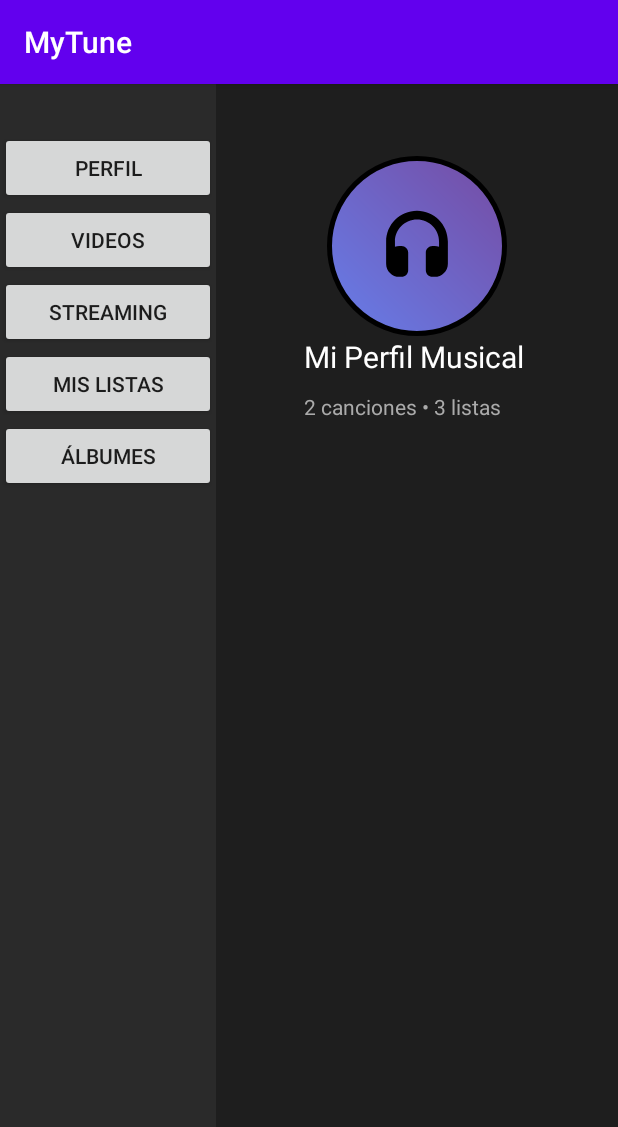
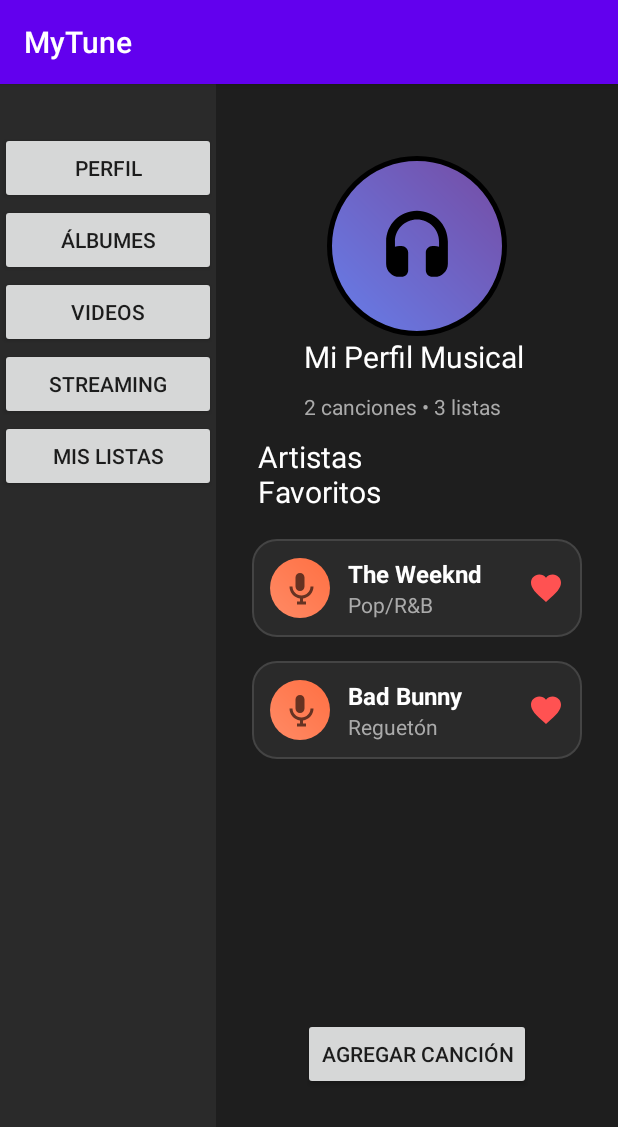
Before and after one commit to Francy395/MyTune_Entrega, an Android app built with Jetpack Compose: the screen it shows after launch (MainActivity), on a phone screen of 412 x 824 dp. Shown: the top 1127 px of the screen. Run offline under Robolectric (Android 15) with nearby library versions, the phone set to English and light mode, and no system bars.

Commit message:
Metodos del perfil de usuario y configuracion de las vistas

```diff
--- a/app/build.gradle.kts
+++ b/app/build.gradle.kts
@@ -2,6 +2,7 @@ plugins {
     alias(libs.plugins.android.application)
     alias(libs.plugins.kotlin.android)
     alias(libs.plugins.kotlin.compose)
+    id("kotlin-kapt")
 }
 
 android {
@@ -40,6 +41,7 @@ android {
 }
 
 dependencies {
+    val room_version = "2.6.1"
 
     implementation(libs.androidx.core.ktx)
     implementation(libs.androidx.lifecycle.runtime.ktx)
@@ -58,4 +60,7 @@ dependencies {
     debugImplementation(libs.androidx.compose.ui.test.manifest)
     implementation("androidx.appcompat:appcompat:1.6.1")
     implementation("androidx.fragment:fragment-ktx:1.6.2")
+    implementation("androidx.room:room-runtime:$room_version")
+    kapt("androidx.room:room-compiler:$room_version")
+    implementation("androidx.room:room-ktx:$room_version")
 }
--- a/app/src/main/AndroidManifest.xml
+++ b/app/src/main/AndroidManifest.xml
@@ -21,7 +21,6 @@
 
                 <category android:name="android.intent.category.LAUNCHER" />
             </intent-filter>
-        </activity>
-    </application>
+        </activity>    </application>
 
 </manifest>
--- a/app/src/main/java/com/example/mytune/PerfilFragment.kt
+++ b/app/src/main/java/com/example/mytune/PerfilFragment.kt
@@ -4,13 +4,79 @@ import android.os.Bundle
 import android.view.LayoutInflater
 import android.view.View
 import android.view.ViewGroup
+import android.widget.Button
+import android.widget.ImageView
+import android.widget.LinearLayout
+import android.widget.TextView
+import androidx.appcompat.app.AlertDialog
 import androidx.fragment.app.Fragment
+import com.example.mytune.model.Artista
 
 class PerfilFragment : Fragment() {
+
     override fun onCreateView(
         inflater: LayoutInflater, container: ViewGroup?,
         savedInstanceState: Bundle?
     ): View? {
-        return inflater.inflate(R.layout.fragment_perfil, container, false)
+        val view = inflater.inflate(R.layout.fragment_perfil, container, false)
+        val containerArtistas = view.findViewById<LinearLayout>(R.id.containerArtistas)
+        val btnAgregarArtista = view.findViewById<Button>(R.id.btnAgregarArtista)
+
+        // Mostrar Artistas Favoritos
+        for (cancion in ArtitasData.listaArtista) {
+            if (cancion.esfavorito) {
+                mostrarArtista(inflater, containerArtistas, cancion)
+            }
+        }
+
+        // Configurar botón para agregar artista
+        btnAgregarArtista.setOnClickListener {
+            mostrarDialogoAgregarCancion(inflater, containerArtistas)
+        }
+
+        return view
+    }
+
+    private fun mostrarArtista(inflater: LayoutInflater, container: LinearLayout, artista: Artista) {
+        val itemView = inflater.inflate(R.layout.item_song, container, false)
+        val txtNombre = itemView.findViewById<TextView>(R.id.songTitle)
+        val txtGenero = itemView.findViewById<TextView>(R.id.songArtist)
+        val btnFavorite = itemView.findViewById<ImageView>(R.id.btnFavorite)
+        txtNombre.text = artista.nombre
+        txtGenero.text = artista.genero
+        var isFavorite = artista.esfavorito
+        btnFavorite.setImageResource(
+            if (isFavorite) R.drawable.ic_favorite_filled
+            else R.drawable.ic_favorite_border
+        )
+        btnFavorite.setOnClickListener {
+            isFavorite = !isFavorite
+            artista.esfavorito = isFavorite
+            btnFavorite.setImageResource(
+                if (isFavorite) R.drawable.ic_favorite_filled
+                else R.drawable.ic_favorite_border
+            )
+        }
+        container.addView(itemView)
+    }
+    private fun mostrarDialogoAgregarCancion(inflater: LayoutInflater, container: LinearLayout) {
+        val dialogView = inflater.inflate(R.layout.dialog_add_song, null)
+        val inputNombre = dialogView.findViewById<TextView>(R.id.inputTitulo)
+        val inputGenero = dialogView.findViewById<TextView>(R.id.inputGenero)
+
+        val dialog = AlertDialog.Builder(requireContext())
+            .setTitle("Agregar Canción")
+            .setView(dialogView)
+            .setPositiveButton("Agregar") { _, _ ->
+                val nombreStr = inputNombre.text.toString().ifBlank { "Sin título" }
+                val generoStr = inputGenero.text.toString().ifBlank { "Desconocido" }
+
+                val artitaNuevo = Artista(nombreStr,generoStr,true)
+                ArtitasData.listaArtista.add(artitaNuevo)
+                mostrarArtista(inflater, container, artitaNuevo)
+            }
+            .setNegativeButton("Cancelar", null)
+            .create()
+        dialog.show()
     }
 }
--- /dev/null
+++ b/app/src/main/java/com/example/mytune/data/DataStore.kt
@@ -0,0 +1,11 @@
+package com.example.mytune
+
+import com.example.mytune.model.Artista
+
+object ArtitasData {
+    val listaArtista = mutableListOf(
+        Artista("The Weeknd", "Pop/R&B",true),
+        Artista("Dua Lipa", "Pop", false),
+        Artista("Bad Bunny", "Reguetón", true)
+    )
+}
--- /dev/null
+++ b/app/src/main/java/com/example/mytune/model/Artista.kt
@@ -0,0 +1,9 @@
+package com.example.mytune.model
+
+import android.R
+
+data class Artista (
+    val nombre: String,
+    val genero: String,
+    var esfavorito: Boolean
+)
--- /dev/null
+++ b/app/src/main/res/drawable/bg_icon_circle.xml
@@ -0,0 +1,7 @@
+<shape xmlns:android="http://schemas.android.com/apk/res/android"
+    android:shape="oval">
+    <gradient
+        android:startColor="#FF8A65"
+        android:endColor="#FF7043"
+        android:angle="45"/>
+</shape>
--- /dev/null
+++ b/app/src/main/res/drawable/bg_song_card.xml
@@ -0,0 +1,8 @@
+<shape xmlns:android="http://schemas.android.com/apk/res/android"
+    android:shape="rectangle">
+    <solid android:color="#2A2A2A"/> <!-- Fondo oscuro -->
+    <corners android:radius="16dp"/> <!-- Bordes redondeados -->
+    <stroke
+        android:width="1dp"
+        android:color="#444"/> <!-- Borde gris -->
+</shape>
--- /dev/null
+++ b/app/src/main/res/drawable/ic_favorite_border.xml
@@ -0,0 +1,10 @@
+<vector xmlns:android="http://schemas.android.com/apk/res/android"
+    android:width="24dp"
+    android:height="24dp"
+    android:viewportWidth="24"
+    android:viewportHeight="24"
+    android:tint="?attr/colorControlNormal">
+    <path
+        android:fillColor="@android:color/white"
+        android:pathData="M16.5,3c-1.74,0 -3.41,0.81 -4.5,2.09C10.91,3.81 9.24,3 7.5,3 4.42,3 2,5.42 2,8.5c0,3.78 3.4,6.86 8.55,11.54L12,21.35l1.45,-1.32C18.6,15.36 22,12.28 22,8.5 22,5.42 19.58,3 16.5,3zM12.1,18.55l-0.1,0.1 -0.1,-0.1C7.14,14.24 4,11.39 4,8.5 4,6.5 5.5,5 7.5,5c1.54,0 3.04,1 3.57,2.36h1.87C13.46,6 14.96,5 16.5,5c2,0 3.5,1.5 3.5,3.5 0,2.89 -3.14,5.74 -7.9,10.05z"/>
+</vector>
--- /dev/null
+++ b/app/src/main/res/drawable/ic_favorite_filled.xml
@@ -0,0 +1,10 @@
+<vector xmlns:android="http://schemas.android.com/apk/res/android"
+    android:width="24dp"
+    android:height="24dp"
+    android:viewportWidth="24"
+    android:viewportHeight="24"
+    android:tint="#FF5252">
+    <path
+        android:fillColor="@android:color/white"
+        android:pathData="M12,21.35l-1.45,-1.32C5.4,15.36 2,12.28 2,8.5 2,5.42 4.42,3 7.5,3c1.74,0 3.41,0.81 4.5,2.09C13.09,3.81 14.76,3 16.5,3 19.58,3 22,5.42 22,8.5c0,3.78 -3.4,6.86 -8.55,11.54L12,21.35z"/>
+</vector>
--- /dev/null
+++ b/app/src/main/res/drawable/ic_microphone.xml
@@ -0,0 +1,10 @@
+<vector xmlns:android="http://schemas.android.com/apk/res/android"
+    android:width="24dp"
+    android:height="24dp"
+    android:viewportWidth="24"
+    android:viewportHeight="24"
+    android:tint="?attr/colorControlNormal">
+    <path
+        android:fillColor="@android:color/white"
+        android:pathData="M12,14c1.66,0 3,-1.34 3,-3V5c0,-1.66 -1.34,-3 -3,-3S9,3.34 9,5v6c0,1.66 1.34,3 3,3zM19,11c0,3.31 -2.69,6 -6,6s-6,-2.69 -6,-6H5c0,4.08 3.05,7.44 7,7.93V21h-2v2h6v-2h-2v-2.07c3.95,-0.49 7,-3.85 7,-7.93h-2z"/>
+</vector>
--- a/app/src/main/res/layout/activity_main.xml
+++ b/app/src/main/res/layout/activity_main.xml
@@ -20,6 +20,12 @@
             android:text="Perfil" />
 
         <Button
+            android:id="@+id/btnAlbumes"
+            android:layout_width="match_parent"
+            android:layout_height="wrap_content"
+            android:text="Álbumes" />
+
+        <Button
             android:id="@+id/btnVideos"
             android:layout_width="match_parent"
             android:layout_height="wrap_content"
@@ -37,12 +43,6 @@
             android:layout_height="wrap_content"
             android:text="Mis Listas" />
 
-        <Button
-            android:id="@+id/btnAlbumes"
-            android:layout_width="match_parent"
-            android:layout_height="wrap_content"
-            android:text="Álbumes" />
-
     </LinearLayout>
 
     <!-- Contenedor para fragments -->
--- /dev/null
+++ b/app/src/main/res/layout/dialog_add_song.xml
@@ -0,0 +1,21 @@
+<LinearLayout xmlns:android="http://schemas.android.com/apk/res/android"
+    android:layout_width="match_parent"
+    android:layout_height="wrap_content"
+    android:orientation="vertical"
+    android:padding="20dp">
+
+    <EditText
+        android:id="@+id/inputTitulo"
+        android:layout_width="match_parent"
+        android:layout_height="wrap_content"
+        android:hint="Título de la canción"
+        android:inputType="text" />
+
+    <EditText
+        android:id="@+id/inputGenero"
+        android:layout_width="match_parent"
+        android:layout_height="wrap_content"
+        android:hint="Artista / Género"
+        android:inputType="text"
+        android:layout_marginTop="12dp"/>
+</LinearLayout>
--- a/app/src/main/res/layout/fragment_perfil.xml
+++ b/app/src/main/res/layout/fragment_perfil.xml
@@ -16,6 +16,7 @@
         android:scaleType="fitCenter"
         android:src="@drawable/ic_music_perfil_foreground" />
 
+
     <TextView
         android:id="@+id/txtTituloPerfil"
         android:layout_width="150dp"
@@ -33,4 +34,36 @@
         android:layout_height="wrap_content"
         android:text="2 canciones • 3 listas"
         android:textColor="#aaa" />
+
+    <TextView
+        android:id="@+id/txtArtistasFavoritos"
+        android:layout_width="150dp"
+        android:layout_height="wrap_content"
+        android:layout_marginBottom="10dp"
+        android:text="Artistas Favoritos"
+        android:textColor="#fff"
+        android:layout_marginTop="10dp"
+        android:layout_marginStart="12dp"
+        android:textSize="20sp" />
+
+    <ScrollView
+        android:layout_width="match_parent"
+        android:layout_height="315dp"
+        android:fillViewport="true">
+
+        <LinearLayout
+            android:id="@+id/containerArtistas"
+            android:layout_width="match_parent"
+            android:layout_height="wrap_content"
+            android:orientation="vertical"/>
+    </ScrollView>
+
+    <Button
+        android:id="@+id/btnAgregarArtista"
+        android:layout_width="wrap_content"
+        android:layout_height="wrap_content"
+        android:text="Agregar Canción"
+        android:layout_gravity="center_horizontal"
+        android:layout_marginTop="12dp"/>
+
 </LinearLayout>
--- /dev/null
+++ b/app/src/main/res/layout/item_song.xml
@@ -0,0 +1,49 @@
+<LinearLayout xmlns:android="http://schemas.android.com/apk/res/android"
+    android:layout_width="match_parent"
+    android:layout_height="wrap_content"
+    android:orientation="horizontal"
+    android:background="@drawable/bg_song_card"
+    android:padding="12dp"
+    android:layout_margin="8dp"
+    android:gravity="center_vertical">
+
+    <ImageView
+        android:id="@+id/songIcon"
+        android:layout_width="40dp"
+        android:layout_height="40dp"
+        android:src="@drawable/ic_microphone"
+        android:background="@drawable/bg_icon_circle"
+        android:padding="8dp" />
+
+    <LinearLayout
+        android:layout_width="0dp"
+        android:layout_height="wrap_content"
+        android:layout_weight="1"
+        android:orientation="vertical"
+        android:paddingStart="12dp">
+
+        <TextView
+            android:id="@+id/songTitle"
+            android:layout_width="wrap_content"
+            android:layout_height="wrap_content"
+            android:text="Título"
+            android:textSize="16sp"
+            android:textStyle="bold"
+            android:textColor="#FFFFFF" />
+
+        <TextView
+            android:id="@+id/songArtist"
+            android:layout_width="wrap_content"
+            android:layout_height="wrap_content"
+            android:text="Artista / Género"
+            android:textSize="14sp"
+            android:textColor="#aaa" />
+    </LinearLayout>
+
+    <ImageView
+        android:id="@+id/btnFavorite"
+        android:layout_width="24dp"
+        android:layout_height="24dp"
+        android:src="@drawable/ic_favorite_border"
+        android:contentDescription="@string/favorito"/>
+</LinearLayout>
--- a/app/src/main/res/values/strings.xml
+++ b/app/src/main/res/values/strings.xml
@@ -1,3 +1,4 @@
 <resources>
     <string name="app_name">MyTune</string>
+    <string name="favorito">Favorito</string>
 </resources>
```
Also changed, not shown: app/src/main/ic_music_perfil-playstore.png (deleted).
